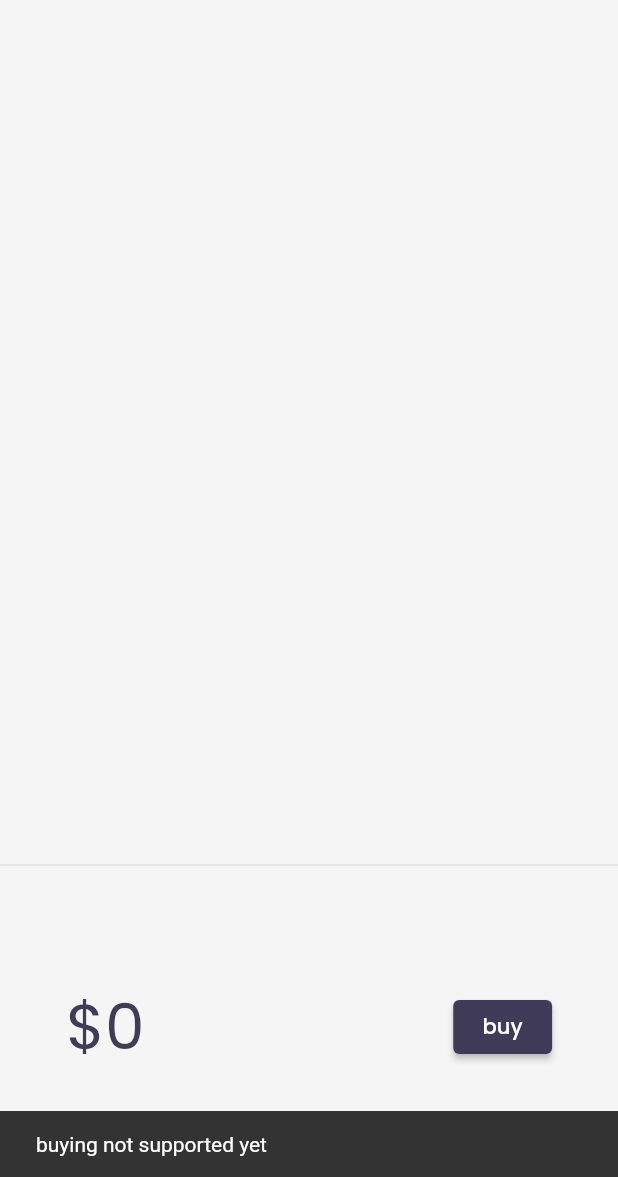
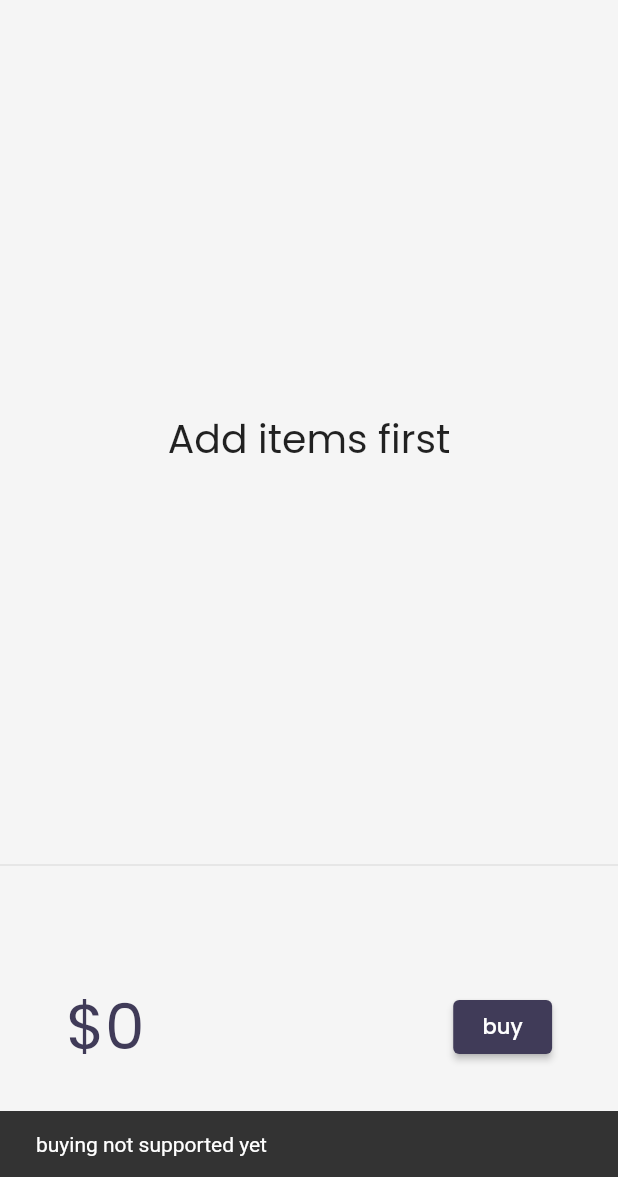
Before and after one commit to AnasBaqai/Catalog_APP, a Flutter app: the CartPage screen opened by its route, after a tap on "buy", on a phone screen of 412 x 824 dp, the part 59-1236 px from its top. Run offline on Flutter 3.47's test engine with Material 2 defaults, Android fonts, the phone set to English and light mode, and no system bars; our stand-ins replace faker, google_fonts, velocity_x; network calls fail.

Commit message:
day22 completed

```diff
--- a/lib/pages/cart_page.dart
+++ b/lib/pages/cart_page.dart
@@ -54,17 +54,28 @@ class _CartTool extends StatelessWidget {
   }
 }
 
-class _CartList extends StatelessWidget {
+class _CartList extends StatefulWidget {
+  @override
+  __CartListState createState() => __CartListState();
+}
+
+class __CartListState extends State<_CartList> {
   final _cart = CartModel();
 
   @override
   Widget build(BuildContext context) {
-    return ListView.builder(
+    return _cart.items.isEmpty
+        ? "Add items first".text.xl3.makeCentered()
+        : ListView.builder(
             itemCount: _cart.items.length,
             itemBuilder: (context, index) => ListTile(
               leading: Icon(Icons.done),
               trailing: IconButton(
-            onPressed: () {}, icon: Icon(Icons.remove_circle_outline)),
+                  onPressed: () {
+                    _cart.remove(_cart.items[index]);
+                    setState(() {});
+                  },
+                  icon: Icon(Icons.remove_circle_outline)),
               title: _cart.items[index].name.text.make(),
             ),
           );
```
Also changed, not shown: lib/pages/home_detail.dart (+2 -8 lines), lib/widgets/home_widgets/add_to_cart.dart (added, +40 -0 lines), lib/widgets/home_widgets/catalog_list.dart (+1 -33 lines). Lines whose indentation alone changed are shown as unchanged.
